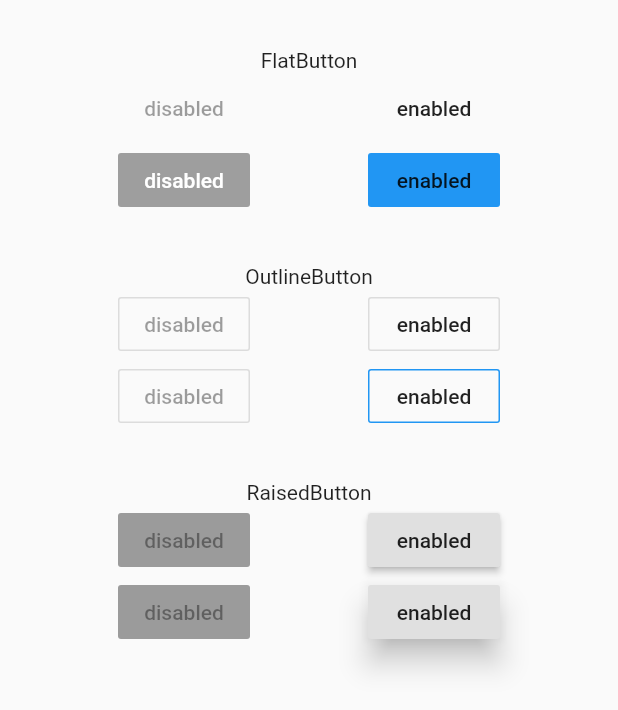
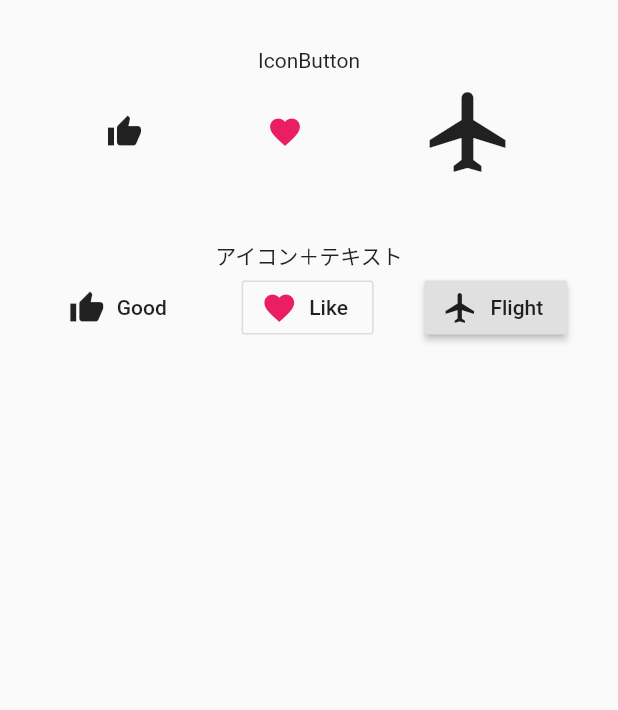
Before and after one commit to Naruse-Kazuki/Todo_App, a Flutter app: the screen it shows after launch, on a phone screen of 412 x 824 dp. Shown: the top 710 px of the screen. Run offline on Flutter 3.47's test engine with Material 2 defaults, Android fonts, the phone set to English and light mode, and no system bars.

Commit message:
add_IconBotton

```diff
--- a/lib/main.dart
+++ b/lib/main.dart
@@ -13,98 +13,48 @@ class MyApp extends StatelessWidget {
           children: <Widget>[
             Container(
               padding: EdgeInsets.only(top: 32),
-              child: Text('FlatButton'),
+              child: Text('IconButton'),
             ),
             Row(
               mainAxisAlignment: MainAxisAlignment.spaceEvenly,
               children: <Widget>[
-                FlatButton(
-                  onPressed: null,
-                  child: Text('disabled'),
+                IconButton(
+                  onPressed: () {},
+                  icon: Icon(Icons.thumb_up),
                 ),
-                FlatButton(
+                IconButton(
+                  color: Colors.pink,
                   onPressed: () {},
-                  child: Text('enabled'),
+                  icon: Icon(Icons.favorite),
                 ),
-              ],
-            ),
-            Row(
-              mainAxisAlignment: MainAxisAlignment.spaceEvenly,
-              children: <Widget>[
-                FlatButton(
-                  disabledColor: Colors.grey,
-                  disabledTextColor: Colors.white,
-                  onPressed: null,
-                  child: Text('disabled'),
-                ),
-                FlatButton(
-                  color: Colors.blue,
+                IconButton(
+                  iconSize: 64,
                   onPressed: () {},
-                  child: Text('enabled'),
+                  icon: Icon(Icons.flight),
                 ),
               ],
             ),
             Container(
               padding: EdgeInsets.only(top: 32),
-              child: Text('OutlineButton'),
+              child: Text('アイコン＋テキスト'),
             ),
             Row(
               mainAxisAlignment: MainAxisAlignment.spaceEvenly,
               children: <Widget>[
-                OutlineButton(
-                  onPressed: null,
-                  child: Text('disabled'),
+                FlatButton.icon(
+                  onPressed: () {},
+                  icon: Icon(Icons.thumb_up),
+                  label: Text('Good'),
                 ),
-                OutlineButton(
+                OutlineButton.icon(
                   onPressed: () {},
-                  child: Text('enabled'),
+                  icon: Icon(Icons.favorite, color: Colors.pink),
+                  label: Text('Like'),
                 ),
-              ],
-            ),
-            Row(
-              mainAxisAlignment: MainAxisAlignment.spaceEvenly,
-              children: <Widget>[
-                OutlineButton(
-                  disabledBorderColor: Colors.red,
-                  onPressed: null,
-                  child: Text('disabled'),
-                ),
-                OutlineButton(
-                  borderSide: BorderSide(color: Colors.blue),
+                RaisedButton.icon(
                   onPressed: () {},
-                  child: Text('enabled'),
-                ),
-              ],
-            ),
-            Container(
-              padding: EdgeInsets.only(top: 32),
-              child: Text('RaisedButton'),
-            ),
-            Row(
-              mainAxisAlignment: MainAxisAlignment.spaceEvenly,
-              children: <Widget>[
-                RaisedButton(
-                  onPressed: null,
-                  child: Text('disabled'),
-                ),
-                RaisedButton(
-                  onPressed: () {},
-                  child: Text('enabled'),
-                ),
-              ],
-            ),
-            Row(
-              mainAxisAlignment: MainAxisAlignment.spaceEvenly,
-              children: <Widget>[
-                RaisedButton(
-                  elevation: 8,
-                  onPressed: null,
-                  child: Text('disabled'),
-                ),
-                RaisedButton(
-                  elevation: 8,
-                  onPressed: () {},
-                  child: Text('enabled'),
+                  icon: Icon(Icons.flight),
+                  label: Text('Flight'),
                 ),
               ],
             ),
```
